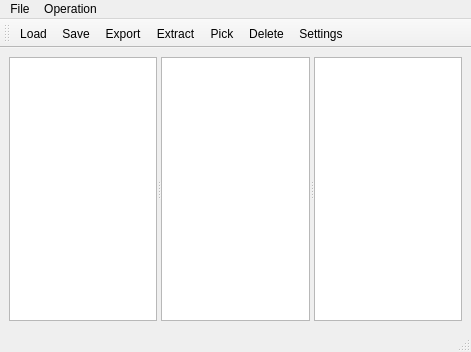
The window that MainWindow.ui (congchenutd/commentextractor) describes before a commit, drawn with Qt 5.
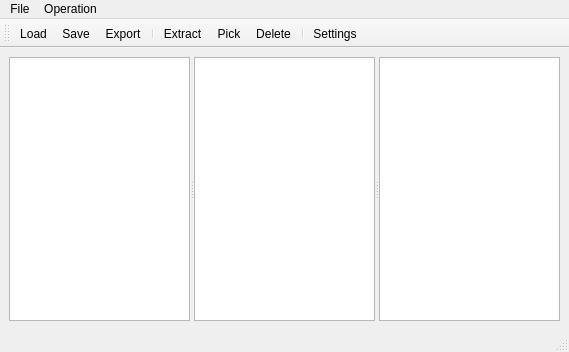
The same window after the commit. Icons and pictures are not drawn.

```diff
--- a/MainWindow.ui
+++ b/MainWindow.ui
@@ -6,7 +6,7 @@
    <rect>
     <x>0</x>
     <y>0</y>
-    <width>471</width>
+    <width>569</width>
     <height>352</height>
    </rect>
   </property>
@@ -74,7 +74,7 @@
     <rect>
      <x>0</x>
      <y>0</y>
-     <width>471</width>
+     <width>569</width>
      <height>22</height>
     </rect>
    </property>
@@ -120,9 +120,11 @@
    <addaction name="actionLoad"/>
    <addaction name="actionSave"/>
    <addaction name="actionExport"/>
+   <addaction name="separator"/>
    <addaction name="actionExtract"/>
    <addaction name="actionPick"/>
    <addaction name="actionDelete"/>
+   <addaction name="separator"/>
    <addaction name="actionSettings"/>
   </widget>
   <action name="actionLoad">
```
